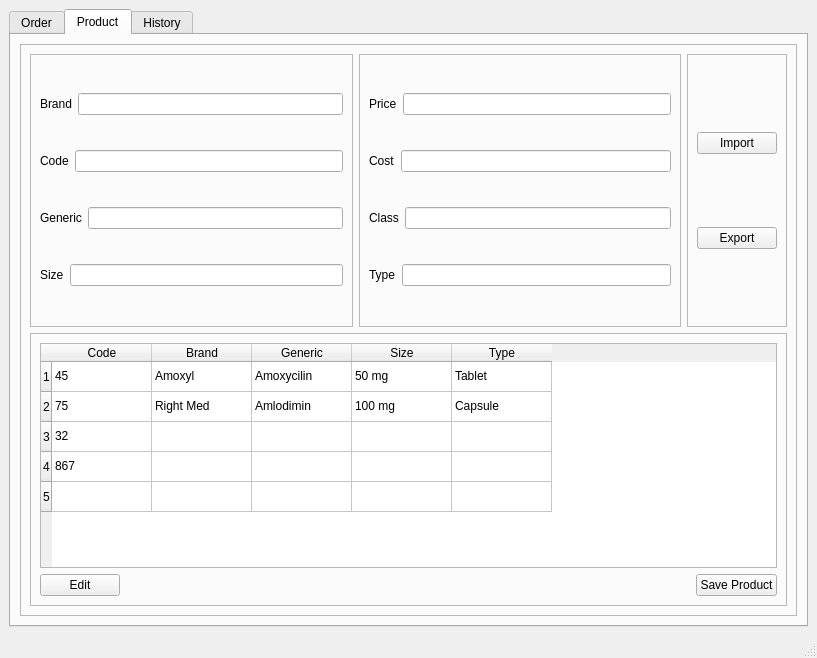
Above: ui/design.ui from thisLexic/pharma-order before the change. Below: the same form after it.
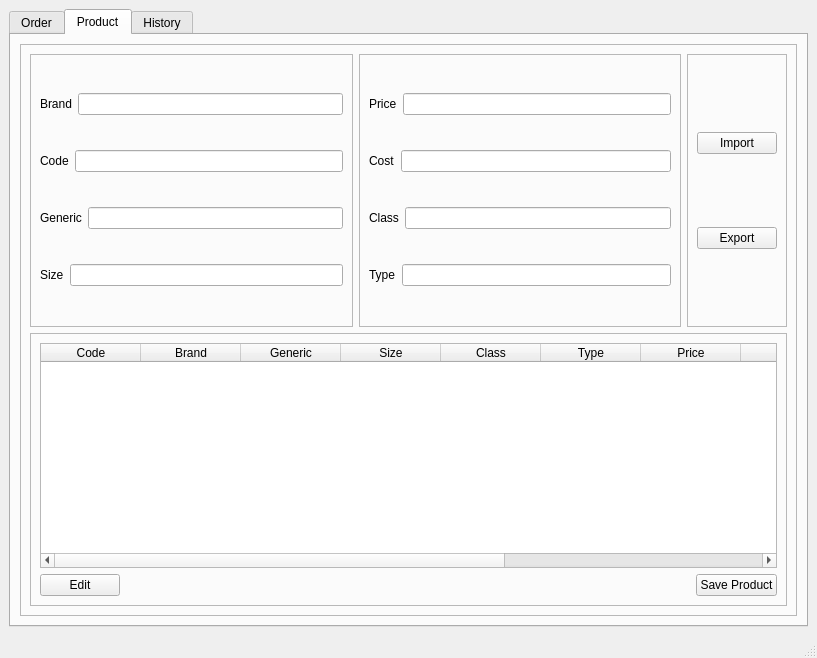
That is the form after the change.

Commit message: populated database and UI table with data

```diff
--- a/ui/design.ui
+++ b/ui/design.ui
@@ -1850,31 +1850,6 @@
                 <property name="editTriggers">
                  <set>QAbstractItemView::NoEditTriggers</set>
                 </property>
-                <row>
-                 <property name="text">
-                  <string>1</string>
-                 </property>
-                </row>
-                <row>
-                 <property name="text">
-                  <string>2</string>
-                 </property>
-                </row>
-                <row>
-                 <property name="text">
-                  <string>3</string>
-                 </property>
-                </row>
-                <row>
-                 <property name="text">
-                  <string>4</string>
-                 </property>
-                </row>
-                <row>
-                 <property name="text">
-                  <string>5</string>
-                 </property>
-                </row>
                 <column>
                  <property name="text">
                   <string>Code</string>
@@ -1895,71 +1870,41 @@
                   <string>Size</string>
                  </property>
                 </column>
+                <column>
+                 <property name="text">
+                  <string>Class</string>
+                 </property>
+                </column>
                 <column>
                  <property name="text">
                   <string>Type</string>
                  </property>
                 </column>
-                <item row="0" column="0">
+                <column>
                  <property name="text">
-                  <string>45</string>
+                  <string>Price</string>
                  </property>
-                </item>
-                <item row="0" column="1">
+                </column>
+                <column>
                  <property name="text">
-                  <string>Amoxyl</string>
+                  <string>Cost</string>
                  </property>
-                </item>
-                <item row="0" column="2">
+                </column>
+                <column>
                  <property name="text">
-                  <string>Amoxycilin</string>
+                  <string>Ave/Month</string>
                  </property>
-                </item>
-                <item row="0" column="3">
+                </column>
+                <column>
                  <property name="text">
-                  <string>50 mg</string>
+                  <string>High</string>
                  </property>
-                </item>
-                <item row="0" column="4">
+                </column>
+                <column>
                  <property name="text">
-                  <string>Tablet</string>
+                  <string>Low</string>
                  </property>
-                </item>
-                <item row="1" column="0">
-                 <property name="text">
-                  <string>75</string>
-                 </property>
-                </item>
-                <item row="1" column="1">
-                 <property name="text">
-                  <string>Right Med</string>
-                 </property>
-                </item>
-                <item row="1" column="2">
-                 <property name="text">
-                  <string>Amlodimin</string>
-                 </property>
-                </item>
-                <item row="1" column="3">
-                 <property name="text">
-                  <string>100 mg</string>
-                 </property>
-                </item>
-                <item row="1" column="4">
-                 <property name="text">
-                  <string>Capsule</string>
-                 </property>
-                </item>
-                <item row="2" column="0">
-                 <property name="text">
-                  <string>32</string>
-                 </property>
-                </item>
-                <item row="3" column="0">
-                 <property name="text">
-                  <string>867</string>
-                 </property>
-                </item>
+                </column>
                </widget>
               </item>
               <item row="1" column="0">
```
The commit also changes 3 other files.
